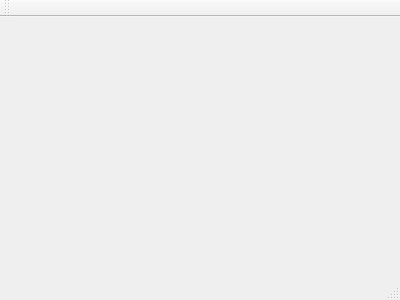
Before: the Qt Designer form mainwindow.ui in kowsan/evetrack, drawn with Qt 5.
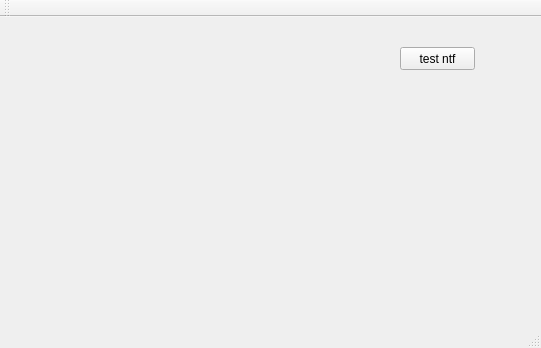
After: the same form once the commit is applied.

Patch:
```diff
--- a/mainwindow.ui
+++ b/mainwindow.ui
@@ -1,24 +1,53 @@
 <ui version="4.0">
  <class>MainWindow</class>
- <widget class="QMainWindow" name="MainWindow" >
-  <property name="geometry" >
+ <widget class="QMainWindow" name="MainWindow">
+  <property name="geometry">
    <rect>
     <x>0</x>
     <y>0</y>
-    <width>400</width>
-    <height>300</height>
+    <width>541</width>
+    <height>348</height>
    </rect>
   </property>
   <property name="windowTitle" >
    <string>MainWindow</string>
   </property>
-  <widget class="QMenuBar" name="menuBar" />
-  <widget class="QToolBar" name="mainToolBar" />
-  <widget class="QWidget" name="centralWidget" />
-  <widget class="QStatusBar" name="statusBar" />
+  <widget class="QWidget" name="centralWidget">
+   <widget class="QPushButton" name="pushButton">
+    <property name="geometry">
+     <rect>
+      <x>400</x>
+      <y>30</y>
+      <width>75</width>
+      <height>23</height>
+     </rect>
+    </property>
+    <property name="text">
+     <string>test ntf</string>
+    </property>
+   </widget>
+  </widget>
+  <widget class="QMenuBar" name="menuBar">
+   <property name="geometry">
+    <rect>
+     <x>0</x>
+     <y>0</y>
+     <width>541</width>
+     <height>21</height>
+    </rect>
+   </property>
+  </widget>
+  <widget class="QToolBar" name="mainToolBar">
+   <attribute name="toolBarArea">
+    <enum>TopToolBarArea</enum>
+   </attribute>
+   <attribute name="toolBarBreak">
+    <bool>false</bool>
+   </attribute>
+  </widget>
+  <widget class="QStatusBar" name="statusBar"/>
  </widget>
- <layoutDefault spacing="6" margin="11" />
- <pixmapfunction></pixmapfunction>
+ <layoutdefault spacing="6" margin="11"/>
  <resources/>
  <connections/>
 </ui>
```
Left out of the diff: 3 changed lines with no effect on the pictures.
